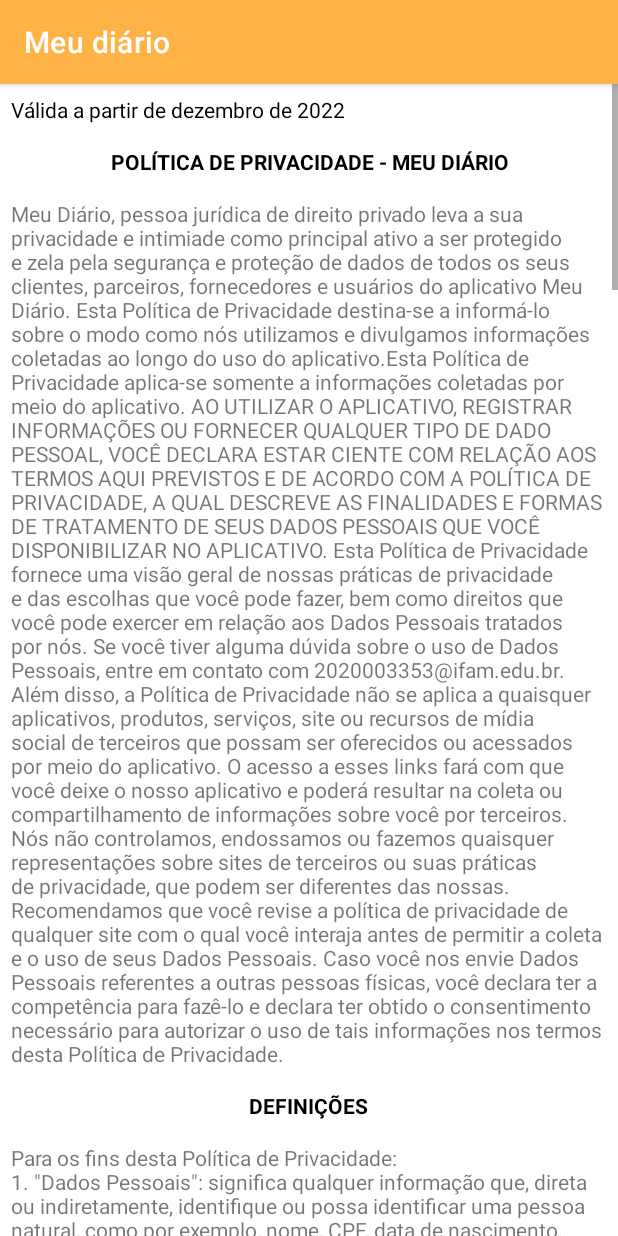
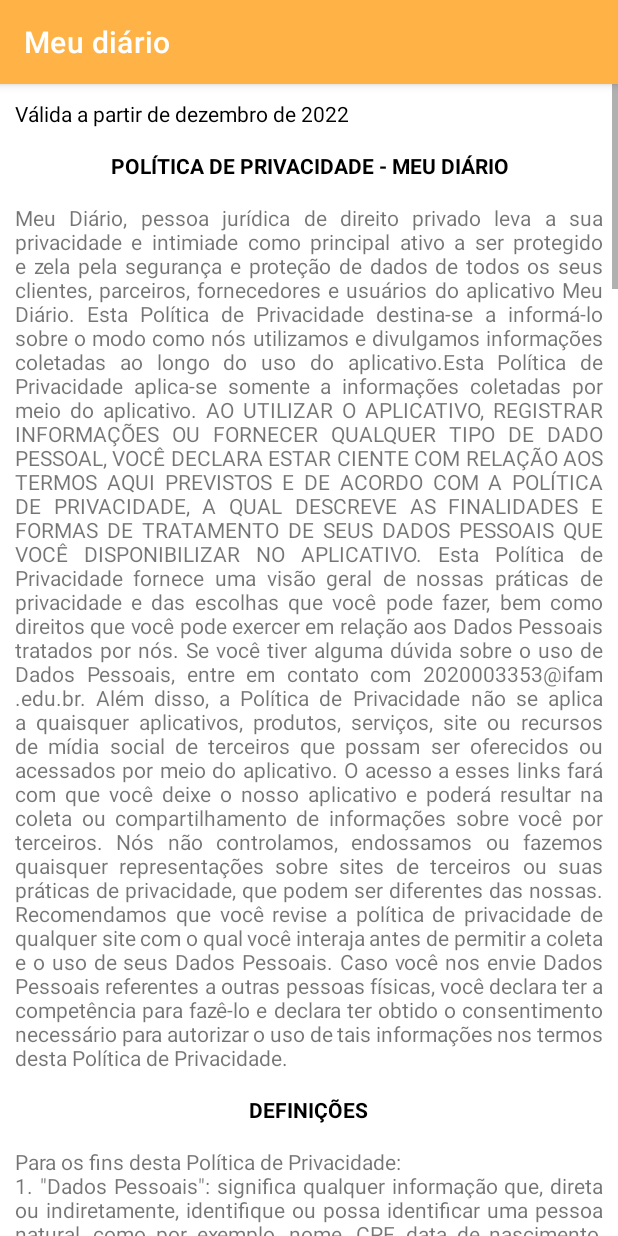
Before and after one commit to DiegoAlejandro132/Diario_digital_criptografado, an Android app: the PoliticaDePrivacidadeActivity screen opened directly, with no data from a screen before it, on a phone screen of 412 x 824 dp. Run offline under Robolectric (Android 15) with nearby library versions, the phone set to English and light mode, and no system bars.

Commit message:
correção
justificar texto de politica de privacidade

```diff
--- a/app/src/main/res/layout/activity_cadastro.xml
+++ b/app/src/main/res/layout/activity_cadastro.xml
@@ -543,6 +543,7 @@
                 android:layout_height="wrap_content"
                 android:text="Após o cadastro, um e-mail de confirmação será enviado. Caso não o encontre, procure-o na caixa de spam"
                 android:textColor="@color/cor_letras"
+                android:justificationMode="inter_word"
                 android:layout_marginTop="20dp"/>
 
             <Button
--- a/app/src/main/res/layout/activity_termos_de_uso.xml
+++ b/app/src/main/res/layout/activity_termos_de_uso.xml
@@ -12,7 +12,7 @@
         android:layout_width="match_parent"
         android:layout_height="wrap_content"
         android:orientation="vertical"
-        android:padding="7dp">
+        android:padding="10dp">
 
         <TextView
             android:layout_width="match_parent"
@@ -34,7 +34,7 @@
             android:id="@+id/politica_privacidade_texto_inicial"
             android:layout_width="match_parent"
             android:layout_height="wrap_content"
-            android:textAlignment="gravity"
+            android:justificationMode="inter_word"
             android:layout_marginTop="15dp"/>
 
         <TextView
@@ -50,6 +50,7 @@
             android:id="@+id/politica_privacidade_texto_definicoes"
             android:layout_width="match_parent"
             android:layout_height="wrap_content"
+            android:justificationMode="inter_word"
             android:layout_marginTop="15dp"/>
 
         <TextView
@@ -66,6 +67,7 @@
             android:id="@+id/politica_privacidade_texto_uso_dados_pessoais"
             android:layout_width="match_parent"
             android:layout_height="wrap_content"
+            android:justificationMode="inter_word"
             android:layout_marginTop="15dp"/>
 
         <TextView
@@ -81,6 +83,7 @@
             android:id="@+id/politica_privacidade_texto_nao_fornecimento_dados_pessoais"
             android:layout_width="match_parent"
             android:layout_height="wrap_content"
+            android:justificationMode="inter_word"
             android:layout_marginTop="15dp"/>
 
         <TextView
@@ -96,6 +99,7 @@
             android:id="@+id/politica_privacidade_texto_dados_coletados"
             android:layout_width="match_parent"
             android:layout_height="wrap_content"
+            android:justificationMode="inter_word"
             android:layout_marginTop="15dp"/>
 
         <TextView
@@ -112,6 +116,7 @@
             android:id="@+id/politica_privacidade_compartilhamento_dados"
             android:layout_width="match_parent"
             android:layout_height="wrap_content"
+            android:justificationMode="inter_word"
             android:layout_marginTop="15dp"/>
 
         <TextView
@@ -128,6 +133,7 @@
             android:id="@+id/politica_privacidade_texto_direitos_usuario"
             android:layout_width="match_parent"
             android:layout_height="wrap_content"
+            android:justificationMode="inter_word"
             android:layout_marginTop="15dp"/>
 
         <TextView
@@ -144,6 +150,7 @@
             android:id="@+id/politica_privacidade_seguranca_dados_pessoais"
             android:layout_width="match_parent"
             android:layout_height="wrap_content"
+            android:justificationMode="inter_word"
             android:layout_marginTop="15dp"/>
 
         <TextView
@@ -160,6 +167,7 @@
             android:id="@+id/politica_privacidade_links_para_outros_sites"
             android:layout_width="match_parent"
             android:layout_height="wrap_content"
+            android:justificationMode="inter_word"
             android:layout_marginTop="15dp"/>
 
         <TextView
@@ -176,6 +184,7 @@
             android:id="@+id/politica_privacidade_atualizacao_politica"
             android:layout_width="match_parent"
             android:layout_height="wrap_content"
+            android:justificationMode="inter_word"
             android:layout_marginTop="15dp"/>
 
         <TextView
@@ -192,6 +201,7 @@
             android:id="@+id/politica_privacidade_encarregado_tratamento"
             android:layout_width="match_parent"
             android:layout_height="wrap_content"
+            android:justificationMode="inter_word"
             android:layout_marginTop="15dp"/>
 
         <Button
```
